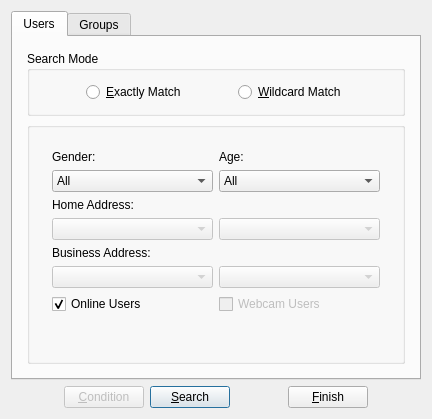
First picture: the form in APP/src/messenger/imclient/search/search.ui, repository RallyWRT/qtapplications, before the edit.
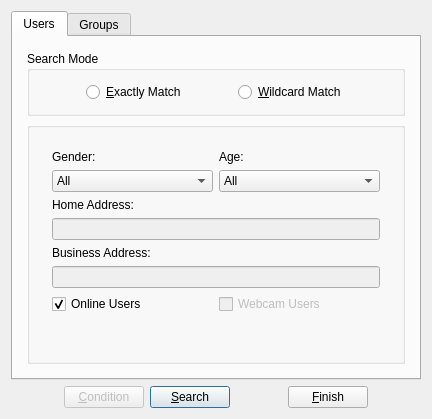
Second picture: the form after the edit. The open tabs and pages were chosen to show the change.

```diff
--- a/APP/src/messenger/imclient/search/search.ui
+++ b/APP/src/messenger/imclient/search/search.ui
@@ -7,7 +7,7 @@
     <x>0</x>
     <y>0</y>
     <width>392</width>
-    <height>356</height>
+    <height>431</height>
    </rect>
   </property>
   <property name="windowTitle">
@@ -198,20 +198,6 @@
                     </property>
                    </widget>
                   </item>
-                  <item row="3" column="0">
-                   <widget class="QComboBox" name="comboBox_3">
-                    <property name="enabled">
-                     <bool>false</bool>
-                    </property>
-                   </widget>
-                  </item>
-                  <item row="3" column="1">
-                   <widget class="QComboBox" name="comboBox_4">
-                    <property name="enabled">
-                     <bool>false</bool>
-                    </property>
-                   </widget>
-                  </item>
                   <item row="4" column="0">
                    <widget class="QLabel" name="label_2">
                     <property name="text">
@@ -219,20 +205,6 @@
                     </property>
                    </widget>
                   </item>
-                  <item row="5" column="0">
-                   <widget class="QComboBox" name="comboBox_6">
-                    <property name="enabled">
-                     <bool>false</bool>
-                    </property>
-                   </widget>
-                  </item>
-                  <item row="5" column="1">
-                   <widget class="QComboBox" name="comboBox_7">
-                    <property name="enabled">
-                     <bool>false</bool>
-                    </property>
-                   </widget>
-                  </item>
                   <item row="6" column="0">
                    <widget class="QCheckBox" name="checkBoxUserSearchOnlineUsers">
                     <property name="text">
@@ -266,6 +238,20 @@
                     </property>
                    </widget>
                   </item>
+                  <item row="3" column="0" colspan="2">
+                   <widget class="QLineEdit" name="lineEditHomeAddress">
+                    <property name="enabled">
+                     <bool>false</bool>
+                    </property>
+                   </widget>
+                  </item>
+                  <item row="5" column="0" colspan="2">
+                   <widget class="QLineEdit" name="lineEditBusinessAddress">
+                    <property name="enabled">
+                     <bool>false</bool>
+                    </property>
+                   </widget>
+                  </item>
                  </layout>
                 </widget>
                </widget>
```
Left out of the diff: 24 changed lines with no effect on the pictures.
